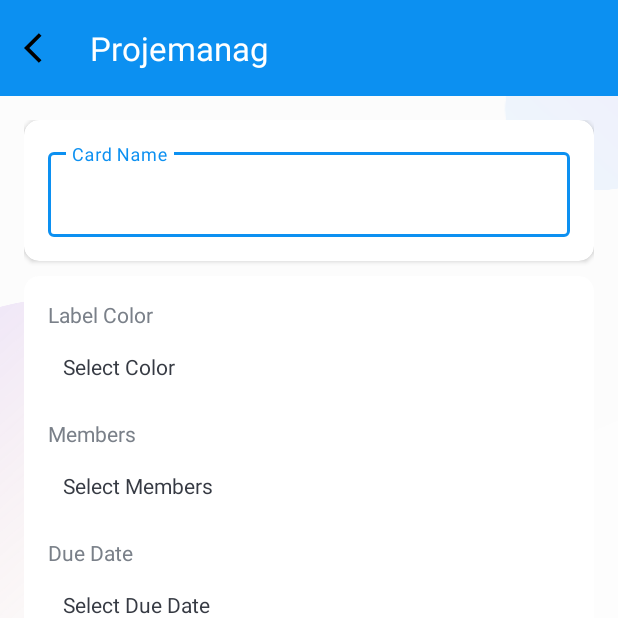
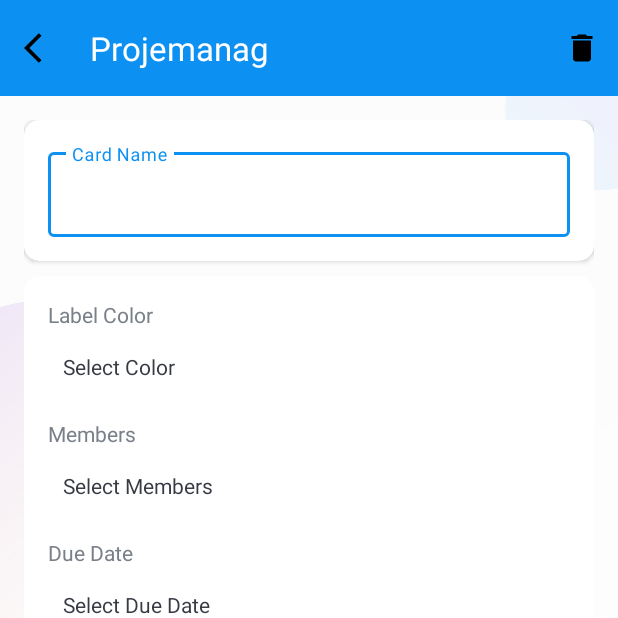
Before and after one commit to Megalilde/Corso-Android, an Android app: the CardDetailsActivity screen opened directly, with no data from a screen before it, on a phone screen of 412 x 824 dp, the top half of it. Run offline under Robolectric (Android 15) with nearby library versions, the phone set to English and light mode, and no system bars; 2 statements that could not run were skipped.

Commit message:
added ui deleted card Menu icon

```diff
--- a/Projemanag/app/src/main/java/com/example/projemanag/activities/CardDetailsActivity.kt
+++ b/Projemanag/app/src/main/java/com/example/projemanag/activities/CardDetailsActivity.kt
@@ -1,6 +1,7 @@
 package com.example.projemanag.activities
 
 import android.os.Bundle
+import android.view.Menu
 import androidx.appcompat.app.AppCompatActivity
 import com.example.projemanag.R
 import com.example.projemanag.databinding.ActivityCardDetailsBinding
@@ -24,6 +25,8 @@ class CardDetailsActivity : AppCompatActivity() {
         getIntentData()
         setupActionBar()
 
+        binding?.etNameCardDetails?.setText(mBoardDetails.taskList[mTaskListPosition].cards[mCardPosition].name)
+        binding?.etNameCardDetails?.setSelection(binding?.etNameCardDetails?.text?.length ?: 0)
     }
 
     private fun setupActionBar(){
@@ -39,6 +42,11 @@ class CardDetailsActivity : AppCompatActivity() {
         binding?.toolbarCardDetailsActivity?.setNavigationOnClickListener { onBackPressed() }
     }
 
+    override fun onCreateOptionsMenu(menu: Menu?): Boolean {
+        menuInflater.inflate(R.menu.menu_delete_card,menu)
+        return super.onCreateOptionsMenu(menu)
+    }
+
 
     private fun getIntentData(){
         if(intent.hasExtra(Constants.BOARD_DETAIL)){
--- a/Projemanag/app/src/main/java/com/example/projemanag/activities/TaskListActivity.kt
+++ b/Projemanag/app/src/main/java/com/example/projemanag/activities/TaskListActivity.kt
@@ -48,7 +48,7 @@ class TaskListActivity : BaseActivity() {
 
     override fun onActivityResult(requestCode: Int, resultCode: Int, data: Intent?) {
         super.onActivityResult(requestCode, resultCode, data)
-        if(resultCode == Activity.RESULT_OK && requestCode == MEMBER_REQUEST_CODE){
+        if(resultCode == Activity.RESULT_OK && requestCode == MEMBER_REQUEST_CODE || requestCode == CARD_DETAILS_REQUEST_CODE){
             showProgressDialog(resources.getString(R.string.please_wait))
             FirestoreClass().getBoardsDetails(this, mBoardDocumentId)
         }else{
@@ -61,7 +61,7 @@ class TaskListActivity : BaseActivity() {
         intent.putExtra(Constants.BOARD_DETAIL, mBoardDetails)
         intent.putExtra(Constants.TASK_LIST_ITEM_POSITION, taskListPosition)
         intent.putExtra(Constants.CARD_LIST_ITEM_POSITION, cardPosition)
-        startActivity(intent)
+        startActivityForResult(intent, CARD_DETAILS_REQUEST_CODE)
     }
 
     override fun onCreateOptionsMenu(menu: Menu?): Boolean {
@@ -174,5 +174,6 @@ class TaskListActivity : BaseActivity() {
 
     companion object{
         const val MEMBER_REQUEST_CODE: Int = 13
+        const val CARD_DETAILS_REQUEST_CODE: Int = 14
     }
 }
--- /dev/null
+++ b/Projemanag/app/src/main/res/drawable/ic_vector_delete_24dp.xml
@@ -0,0 +1,5 @@
+<vector xmlns:android="http://schemas.android.com/apk/res/android" android:height="24dp" android:tint="#000000" android:viewportHeight="24" android:viewportWidth="24" android:width="24dp">
+
+    <path android:fillColor="@android:color/white" android:pathData="M6,19c0,1.1 0.9,2 2,2h8c1.1,0 2,-0.9 2,-2V7H6v12zM19,4h-3.5l-1,-1h-5l-1,1H5v2h14V4z"/>
+
+</vector>
--- /dev/null
+++ b/Projemanag/app/src/main/res/menu/menu_delete_card.xml
@@ -0,0 +1,12 @@
+<?xml version="1.0" encoding="utf-8"?>
+<menu xmlns:android="http://schemas.android.com/apk/res/android"
+    xmlns:app="http://schemas.android.com/apk/res-auto">
+    <item
+        android:id="@+id/action_delete_card"
+        android:icon="@drawable/ic_vector_delete_24dp"
+        android:orderInCategory="100"
+        android:title="@string/delete_card"
+        app:showAsAction="always">
+
+    </item>
+</menu>
--- a/Projemanag/app/src/main/res/values/strings.xml
+++ b/Projemanag/app/src/main/res/values/strings.xml
@@ -58,4 +58,6 @@
     <dimen name="card_details_value_padding">10dp</dimen>
     <dimen name="card_details_members_label_marginTop">15dp</dimen>
     <dimen name="card_details_update_btn_marginTop">30dp</dimen>
+
+    <string name="delete_card">Delete Card</string>
 </resources>
```
